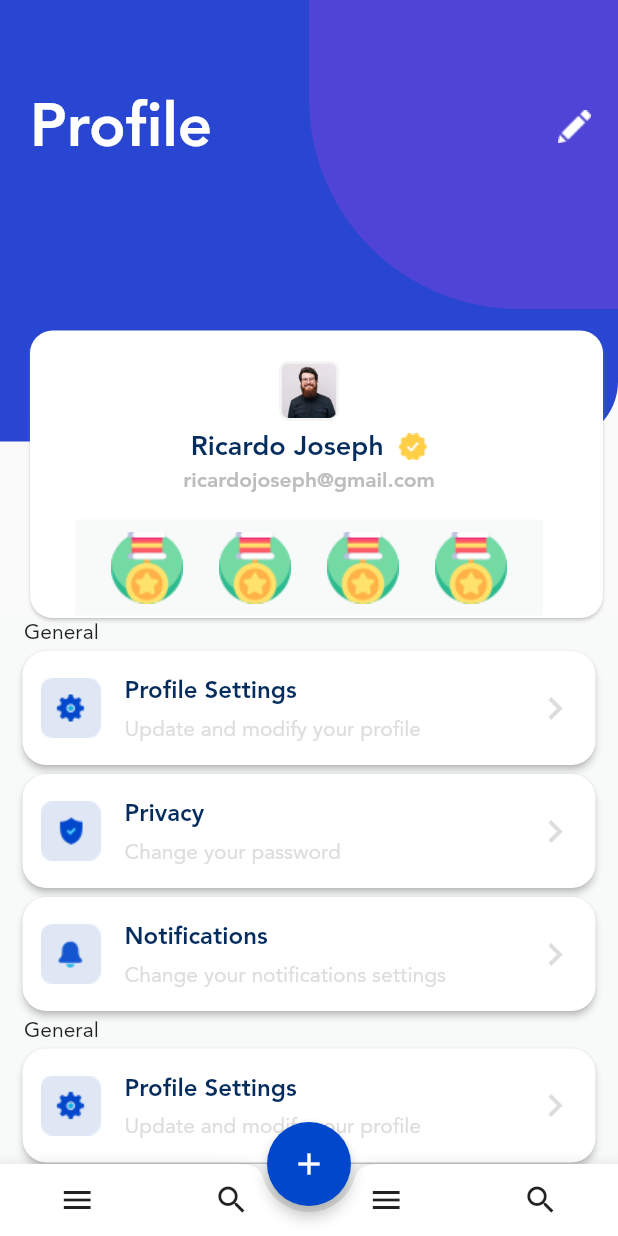
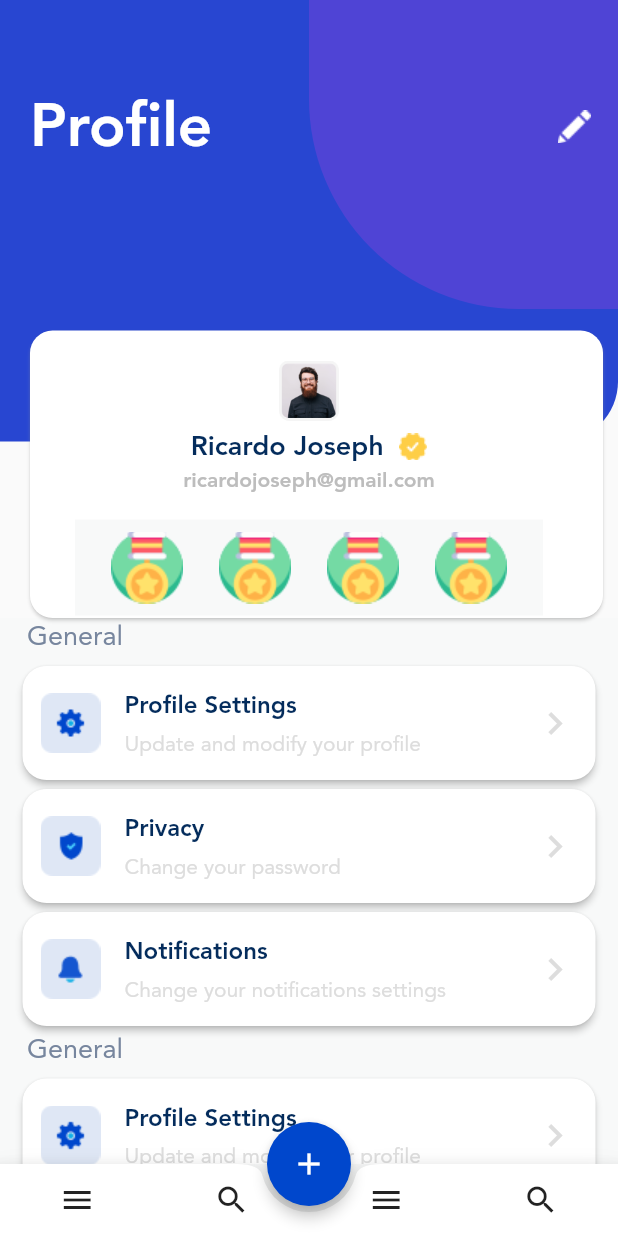
Before and after one commit to lintdeveloper/freelancer_ui_test, a Flutter app: the screen it shows after launch, on a phone screen of 412 x 824 dp. Run offline on Flutter 3.47's test engine with Material 2 defaults, Android fonts, the phone set to English and light mode, and no system bars.

Commit message:
Refractored the Settings UI

```diff
--- a/lib/screens/settings_screen.dart
+++ b/lib/screens/settings_screen.dart
@@ -95,8 +95,11 @@ class SettingsScreen extends StatelessWidget {
               itemBuilder: (BuildContext context, int index) {
                 if(index == 0) {
                   return Padding(
-                    padding: const EdgeInsets.only(left: 16.0),
-                    child: Text("General"),
+                    padding: const EdgeInsets.only(left: 18.0),
+                    child: Container(
+                        margin: EdgeInsets.only(bottom: 4.0),
+                        child: Text("General",
+                            style: TextStyle(fontSize: 18.0, fontWeight: FontWeight.w400, color: Color.fromRGBO(119,134,158,1)))),
                   );
                 }
                   return Container(
@@ -118,8 +121,11 @@ class SettingsScreen extends StatelessWidget {
               itemBuilder: (BuildContext context, int index) {
                 if(index == 0) {
                   return Padding(
-                    padding: const EdgeInsets.only(left: 16.0),
-                    child: Text("General"),
+                    padding: const EdgeInsets.only(left: 18.0),
+                    child: Container(
+                        margin: EdgeInsets.only(bottom: 4.0),
+                        child: Text("General",
+                            style: TextStyle(fontSize: 18.0, fontWeight: FontWeight.w400, color: Color.fromRGBO(119,134,158,1)))),
                   );
                 }
                 return Container(
```
Also changed, not shown: lib/utils/custom_theme_data.dart (+0 -14 lines).
